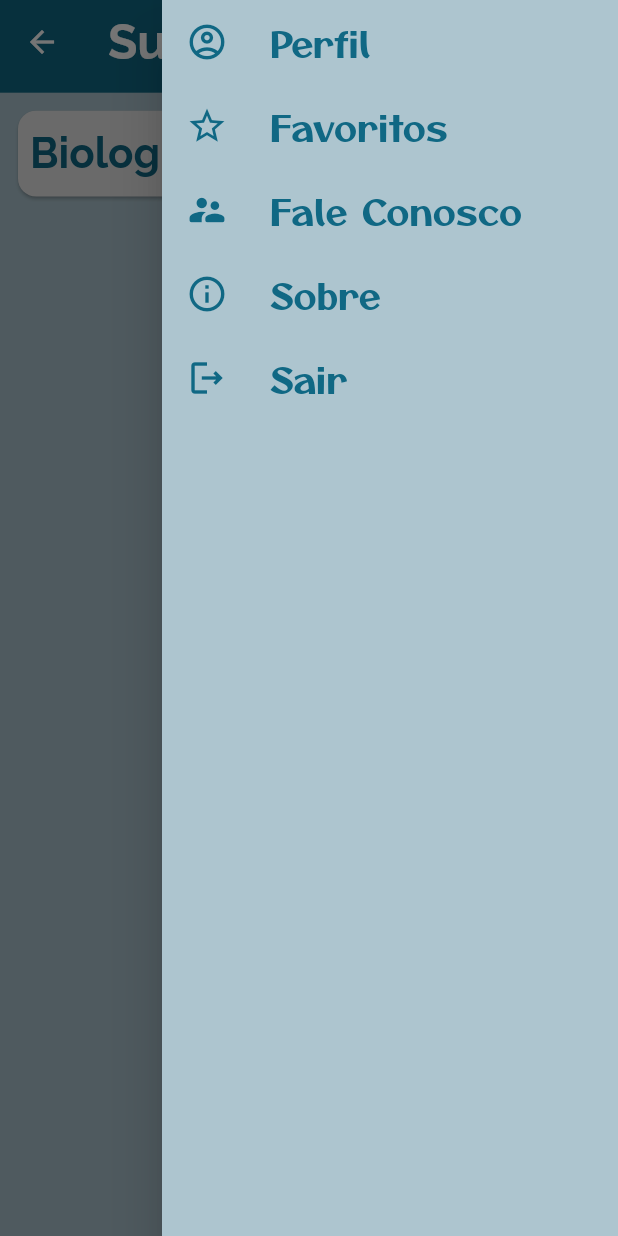
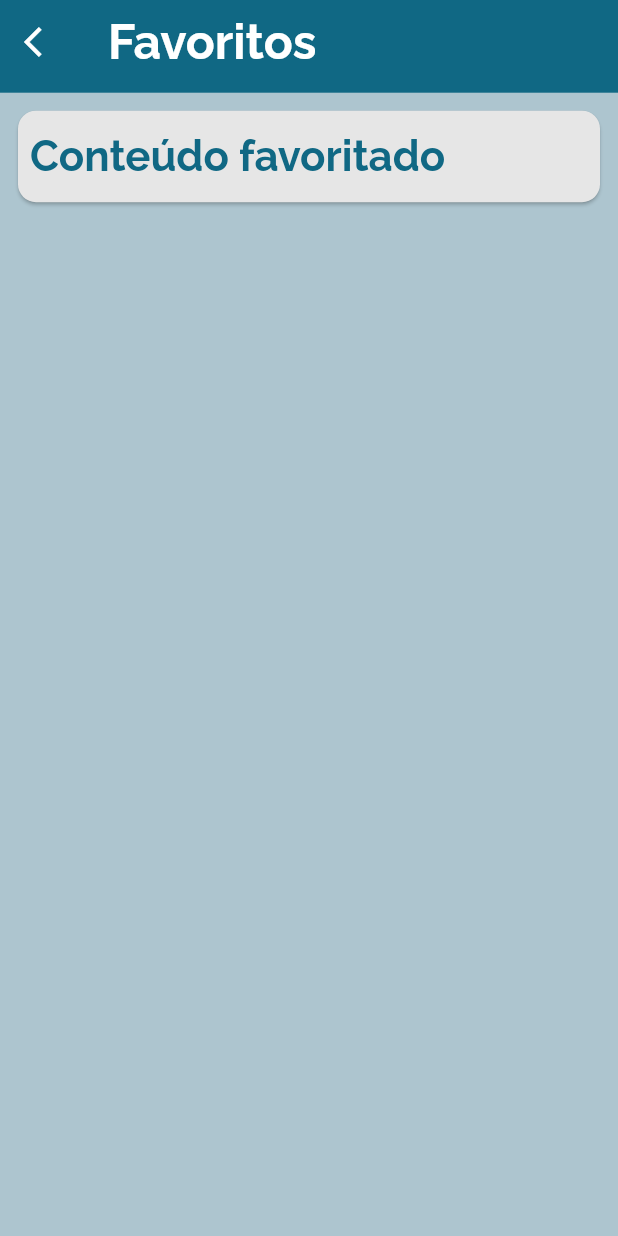
Before and after one commit to EmanuelCezardm/SummariesApp, a Flutter app: the HomeScreen screen opened by its route, in the side drawer, after a tap on "Favoritos", on a phone screen of 412 x 824 dp. Run offline on Flutter 3.47's test engine with Material 2 defaults, Android fonts, the phone set to English and light mode, and no system bars; our stand-ins replace mask_text_input_formatter.

Commit message:
Add: FavoritesScreen

```diff
--- a/lib/main.dart
+++ b/lib/main.dart
@@ -2,6 +2,7 @@ import 'package:flutter/material.dart';
 import 'package:flutter/services.dart';
 import 'package:summaries_app/ui/screens/contents_screen.dart';
 import 'package:summaries_app/ui/screens/about_screen.dart';
+import 'package:summaries_app/ui/screens/favorites_screen.dart';
 import 'package:summaries_app/ui/screens/home_screen.dart';
 import 'package:summaries_app/ui/screens/profile_screen.dart';
 import 'package:summaries_app/ui/screens/register_screen.dart';
@@ -32,6 +33,7 @@ class MyApp extends StatelessWidget {
         '/about': (context) => const AboutScreen(),
         '/register': (context) => const RegisterScreen(),
         '/profile': (context) => const ProfileScreen(),
+        '/favorites': (context) => const FavoritesScreen(),
       },
       home: const LoginScreen(),
     );
--- /dev/null
+++ b/lib/ui/screens/favorites_screen.dart
@@ -0,0 +1,43 @@
+import 'package:flutter/cupertino.dart';
+import 'package:flutter/material.dart';
+import 'package:summaries_app/ui/widgets/app_app_bar.dart';
+import 'package:summaries_app/ui/widgets/app_card.dart';
+
+class FavoritesScreen extends StatefulWidget {
+  const FavoritesScreen({Key? key}) : super(key: key);
+
+  @override
+  _FavoritesScreenState createState() => _FavoritesScreenState();
+}
+
+class _FavoritesScreenState extends State<FavoritesScreen> {
+  @override
+  Widget build(BuildContext context) {
+    return Scaffold(
+      appBar: _buildAppBar(),
+      body: _buildBody(),
+    );
+  }
+
+  _buildAppBar() {
+    return AppAppBar(
+      title: "Favoritos",
+      size: MediaQuery.of(context).size,
+    );
+  }
+
+  _buildBody() {
+    return ListView(
+      padding: const EdgeInsets.all(8),
+      physics: const BouncingScrollPhysics(),
+      children: [
+        AppCard(
+          text: "Conteúdo favoritado",
+          fontSize: 28,
+          onPressed: () {},
+          addIcon: false,
+        ),
+      ],
+    );
+  }
+}
--- a/lib/ui/widgets/app_card.dart
+++ b/lib/ui/widgets/app_card.dart
@@ -26,8 +26,6 @@ bool favorite = false;
 class _AppCardState extends State<AppCard> {
   @override
   Widget build(BuildContext context) {
-    final Size size = MediaQuery.of(context).size;
-
     return InkWell(
       onTap: widget.onPressed,
       child: Card(
@@ -37,17 +35,14 @@ class _AppCardState extends State<AppCard> {
         ),
         child: Padding(
           padding: const EdgeInsets.symmetric(horizontal: 8, vertical: 8),
-          child: SizedBox(
-            height: size.width * .1,
+          child: Padding(
+            padding: const EdgeInsets.symmetric(vertical: 6),
             child: Row(
               mainAxisAlignment: MainAxisAlignment.spaceBetween,
               children: [
-                Title(
-                  color: Colors.amber,
-                  child: AppText(
+                AppText(
                   text: widget.text,
                   fontSize: widget.fontSize,
-                  ),
                 ),
                 _makeIcon(context),
               ],
@@ -63,8 +58,6 @@ class _AppCardState extends State<AppCard> {
       return GestureDetector(
         onTap: () =>
             setState(() => favorite ? favorite = false : favorite = true),
-        child: Container(
-          padding: const EdgeInsets.all(8),
         child: favorite
             ? const Icon(
                 Icons.star,
@@ -76,7 +69,6 @@ class _AppCardState extends State<AppCard> {
                 color: AppColors.blue,
                 size: 28,
               ),
-        ),
       );
     } else {
       return Container();
--- a/lib/ui/widgets/app_drawer.dart
+++ b/lib/ui/widgets/app_drawer.dart
@@ -20,8 +20,7 @@ class AppDrawer extends StatelessWidget {
 
   List<Widget> _buildListView(BuildContext context) {
     return [
-      Container(
-        child: _buildListTile(
+      _buildListTile(
         icon: Icons.account_circle_outlined,
         text: 'Perfil',
         onTap: () {
@@ -29,25 +28,22 @@ class AppDrawer extends StatelessWidget {
           Navigator.pushNamed(context, '/profile');
         },
       ),
-      ),
-      Container(
-        child: _buildListTile(
+      _buildListTile(
         icon: Icons.star_border_outlined,
         text: 'Favoritos',
-          onTap: () {},
+        onTap: () {
+          Navigator.pop(context);
+          Navigator.pushNamed(context, '/favorites');
+        },
       ),
-      ),
-      Container(
-        child: _buildListTile(
+      _buildListTile(
         icon: Icons.supervisor_account_rounded,
         text: 'Fale Conosco',
         onTap: () {
           _functionFaleConosco(context);
         },
       ),
-      ),
-      Container(
-        child: _buildListTile(
+      _buildListTile(
         icon: Icons.info_outlined,
         text: 'Sobre',
         onTap: () {
@@ -55,16 +51,13 @@ class AppDrawer extends StatelessWidget {
           Navigator.pushNamed(context, '/about');
         },
       ),
-      ),
-      Container(
-        child: _buildListTile(
+      _buildListTile(
         icon: Icons.logout_outlined,
         text: 'Sair',
         onTap: () {
           Navigator.popUntil(context, ModalRoute.withName('/home'));
           Navigator.popAndPushNamed(context, '/login');
         },
-        ),
       ),
     ];
   }
```
Lines whose indentation alone changed are shown as unchanged.
